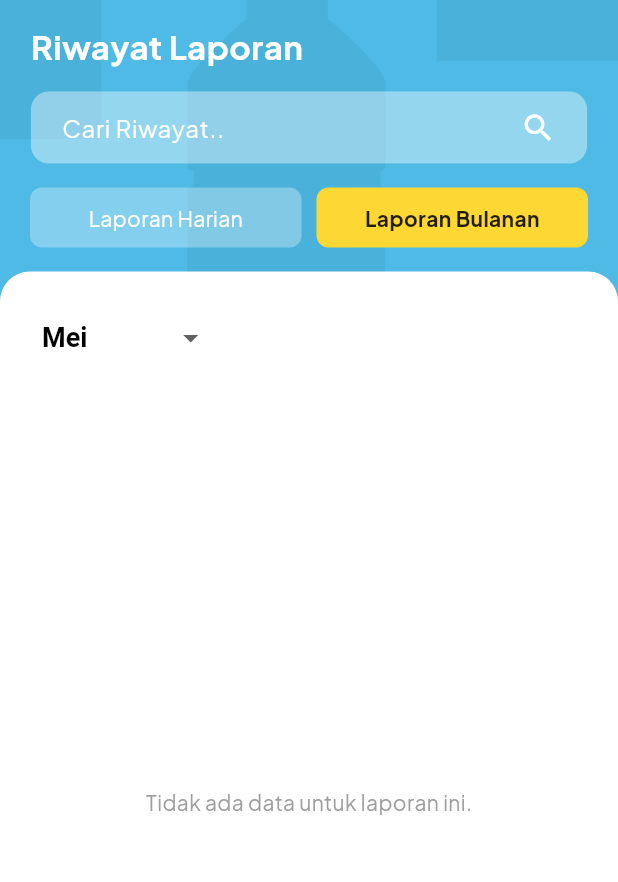
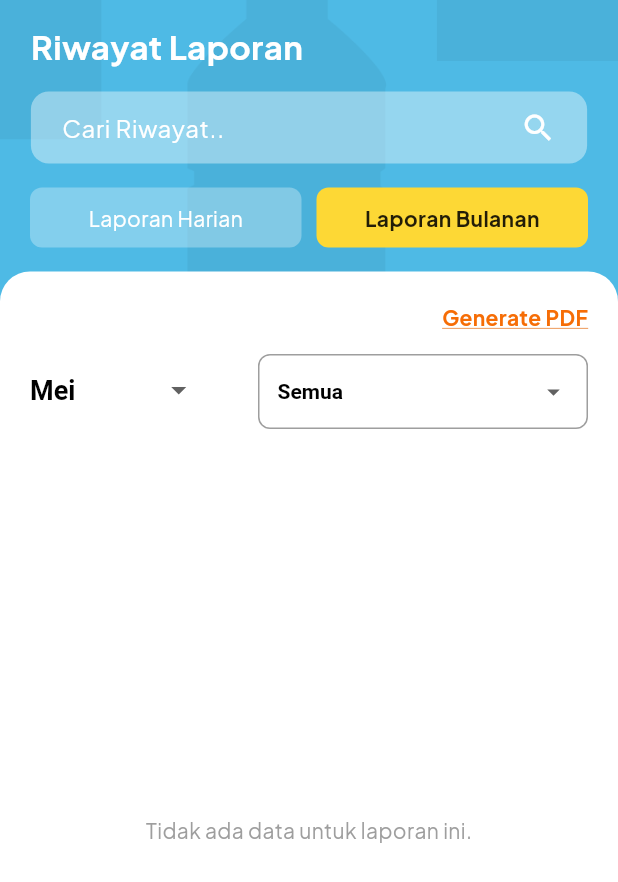
Before and after one commit to azzahrarinaldi/bersihku-app, a Flutter app: the AdminHistoryScreen screen opened directly, after a tap on "Laporan Bulanan", on a phone screen of 412 x 824 dp. Shown: the top 882 px of the screen. Run offline on Flutter 3.47's test engine with Material 3 defaults, Android fonts, the light colour scheme and no system bars; our stand-ins replace cloud_firestore, firebase_auth, firebase_core, firebase_storage, geocoding, geolocator and 5 more; accounts and stored records are empty.

Commit message:
add dropdown wilayah in history screen

```diff
--- a/lib/controllers/history_admin_controller.dart
+++ b/lib/controllers/history_admin_controller.dart
@@ -1,21 +1,19 @@
-// lib/controllers/history_admin_controller.dart
-
 import 'package:bersihku/models/detail_laporan_model.dart';
 import 'package:cloud_firestore/cloud_firestore.dart';
 import 'package:get/get.dart';
+import 'package:get/get_state_manager/src/simple/get_controllers.dart';
 import 'package:intl/intl.dart';
 
 class HistoryAdminController extends GetxController {
-  // Semua laporan
   final allLaporan = <DetailLaporanModel>[].obs;
-
-  // Hasil filter (hari/bulan + search)
   final filteredLaporanList = <DetailLaporanModel>[].obs;
 
   final isDaily = true.obs;
-  // Default ke bulan saat ini
   final selectedBulan = DateFormat('MMMM', 'id').format(DateTime.now()).obs;
   final searchQuery = ''.obs;
+
+  final wilayahList = <String>[].obs;
+  final selectedWilayah = 'Semua'.obs;
 
   @override
   void onInit() {
@@ -25,31 +23,19 @@ class HistoryAdminController extends GetxController {
 
   Future<void> fetchLaporan() async {
     try {
-      // 1) Ambil dokumen laporan
       final snapshot = await FirebaseFirestore.instance
           .collection('laporan_pengangkutan')
           .orderBy('created_at', descending: true)
           .get();
 
       final temp = <DetailLaporanModel>[];
-
-      // 2) Loop & inject data user ke raw map
       for (var doc in snapshot.docs) {
-        // buat salinan data supaya aman dimodifikasi
         final raw = Map<String, dynamic>.from(doc.data());
-
-        // ambil userId dari laporan
         final userId = raw['userId'] as String? ?? '';
 
         if (userId.isNotEmpty) {
-          // fetch dokumen user
-          final userSnap = await FirebaseFirestore.instance
-              .collection('users')
-              .doc(userId)
-              .get();
+          final userSnap = await FirebaseFirestore.instance.collection('users').doc(userId).get();
           final userData = userSnap.data() ?? {};
-
-          // inject name & profile_picture
           raw['name'] = userData['name'] ?? 'Unknown';
           raw['profile_picture'] = userData['profile_picture'] ?? '';
         } else {
@@ -57,38 +43,49 @@ class HistoryAdminController extends GetxController {
           raw['profile_picture'] = '';
         }
 
-        // 3) buat model dari raw yang sudah diperbarui
         temp.add(DetailLaporanModel.fromMap(raw, doc.id));
       }
 
-      // 4) assign ke observable & filter
       allLaporan.assignAll(temp);
       filteredLaporanList.assignAll(temp);
+
+      // Ambil wilayah unik + "Semua"
+      final wilayahSet = <String>{'Semua'};
+      for (var lap in temp) {
+        wilayahSet.add(lap.place);
+      }
+      wilayahList.assignAll(wilayahSet);
+      selectedWilayah.value = 'Semua';
+
       filterCardData();
     } catch (e, st) {
       print('Error fetchLaporan: $e\n$st');
     }
   }
 
-  /// Panggil ini tiap kali isDaily / selectedBulan / searchQuery berubah
   void filterCardData() {
     final q = searchQuery.value.toLowerCase();
     final bulanFilter = selectedBulan.value.toLowerCase();
     final daily = isDaily.value;
+    final wilayahFilter = selectedWilayah.value;
 
     final hasil = allLaporan.where((lap) {
-      // 1) Filter harian / bulanan
       if (!daily) {
-        final bulanLap = DateFormat('MMMM', 'id')
-            .format(lap.createdAt)
-            .toLowerCase();
+        final bulanLap = DateFormat('MMMM', 'id').format(lap.createdAt).toLowerCase();
         if (bulanLap != bulanFilter) return false;
       }
-      // 2) Filter berdasarkan nama atau tempat
+      if (wilayahFilter != 'Semua' && lap.place != wilayahFilter) return false;
+
       final teks = '${lap.name} ${lap.place}'.toLowerCase();
       return teks.contains(q);
     }).toList();
 
     filteredLaporanList.assignAll(hasil);
   }
+
+  void updateWilayah(String newWilayah) {
+    selectedWilayah.value = newWilayah;
+    filterCardData();
+  }
+
 }
--- a/lib/ui/admin-front/history-admin/admin_history_screen.dart
+++ b/lib/ui/admin-front/history-admin/admin_history_screen.dart
@@ -2,6 +2,7 @@ import 'package:bersihku/const.dart';
 import 'package:bersihku/controllers/history_admin_controller.dart';
 import 'package:bersihku/ui/admin-front/history-admin/components/admin_history_list.dart';
 import 'package:bersihku/ui/admin-front/history-admin/components/dropdown_bulan.dart';
+import 'package:bersihku/ui/admin-front/history-admin/components/dropdown_wilayah_history.dart';
 import 'package:flutter/material.dart';
 import 'package:get/get.dart';
 
@@ -93,32 +94,65 @@ class AdminHistoryScreen extends StatelessWidget {
                 padding: const EdgeInsets.symmetric(horizontal: 20),
                 child: Row(
                   children: [
-                    Expanded(child: _buildToggleButton(ctrl, true, "Laporan Harian")),
+                    Expanded(
+                        child:
+                            _buildToggleButton(ctrl, true, "Laporan Harian")),
                     const SizedBox(width: 10),
-                    Expanded(child: _buildToggleButton(ctrl, false, "Laporan Bulanan")),
+                    Expanded(
+                        child:
+                            _buildToggleButton(ctrl, false, "Laporan Bulanan")),
                   ],
                 ),
               ),
               const SizedBox(height: 16),
-              // Content list
+              // Content list + filter dropdowns
               Expanded(
                 child: Container(
                   decoration: const BoxDecoration(
                     color: Colors.white,
-                    borderRadius: BorderRadius.vertical(top: Radius.circular(20)),
+                    borderRadius:
+                        BorderRadius.vertical(top: Radius.circular(20)),
                   ),
                   child: Padding(
                       padding: const EdgeInsets.all(20),
                       child: Column(
-                      crossAxisAlignment: CrossAxisAlignment.start,  // <- tambahkan ini
+                        crossAxisAlignment: CrossAxisAlignment.start,
                         children: [
                           Obx(() {
                             if (!ctrl.isDaily.value) {
-                            return Align(
-                              alignment: Alignment.centerLeft,
-                              child: Padding(
-                                padding: const EdgeInsets.only(left: 8.0),  // geser 8px dari kiri
-                                child: DropdownBulan(
+                              return Padding(
+                                padding: const EdgeInsets.only(bottom: 15),
+                                child: Row(
+                                  mainAxisAlignment: MainAxisAlignment.end,
+                                  children: [
+                                    Text(
+                                      "Generate PDF",
+                                      style: TextStyle(
+                                        color: textSecondary,
+                                        fontWeight: FontWeight.bold,
+                                        decoration: TextDecoration.underline,
+                                        decorationColor: secondaryColor,
+                                      ),
+                                    )
+                                  ],
+                                ),
+                              );
+                            } else {
+                              return const SizedBox.shrink();
+                            }
+                          }),
+                          if (!ctrl.isDaily.value)
+                            const SizedBox(height: 0)
+                          else
+                            const SizedBox.shrink(),
+                          Obx(() {
+                            if (!ctrl.isDaily.value) {
+                              return Row(
+                                mainAxisAlignment:
+                                    MainAxisAlignment.spaceBetween,
+                                crossAxisAlignment: CrossAxisAlignment.start,
+                                children: [
+                                  DropdownBulan(
                                     selectedBulan: ctrl.selectedBulan.value,
                                     bulanList: bulanList,
                                     onChanged: (newVal) {
@@ -126,7 +160,14 @@ class AdminHistoryScreen extends StatelessWidget {
                                       ctrl.filterCardData();
                                     },
                                   ),
+                                  DropDownWilayahHistory(
+                                    selectedWilayah: ctrl.selectedWilayah.value,
+                                    wilayahList: ctrl.wilayahList.toList(),
+                                    onChanged: (newVal) {
+                                      ctrl.updateWilayah(newVal);
+                                    },
                                   ),
+                                ],
                               );
                             }
                             return const SizedBox.shrink();
@@ -140,8 +181,7 @@ class AdminHistoryScreen extends StatelessWidget {
                             }),
                           ),
                         ],
-                    ),
-                  ),
+                      )),
                 ),
               ),
             ],
@@ -151,7 +191,8 @@ class AdminHistoryScreen extends StatelessWidget {
     );
   }
 
-  Widget _buildToggleButton(HistoryAdminController ctrl, bool daily, String label) {
+  Widget _buildToggleButton(
+      HistoryAdminController ctrl, bool daily, String label) {
     return Obx(() {
       final sel = ctrl.isDaily.value == daily;
       return GestureDetector(
@@ -162,7 +203,8 @@ class AdminHistoryScreen extends StatelessWidget {
         child: Container(
           height: 40,
           decoration: BoxDecoration(
-            color: sel ? const Color(0xFFFDD835) : Colors.white.withOpacity(0.3),
+            color:
+                sel ? const Color(0xFFFDD835) : Colors.white.withOpacity(0.3),
             borderRadius: BorderRadius.circular(8),
           ),
           child: Center(
--- /dev/null
+++ b/lib/ui/admin-front/history-admin/components/dropdown_wilayah_history.dart
@@ -0,0 +1,70 @@
+import 'package:flutter/material.dart';
+
+class DropDownWilayahHistory extends StatelessWidget {
+  final String selectedWilayah;
+  final List<String> wilayahList;
+  final ValueChanged<String> onChanged;
+
+  const DropDownWilayahHistory({
+    super.key,
+    required this.selectedWilayah,
+    required this.wilayahList,
+    required this.onChanged,
+  });
+
+  @override
+  Widget build(BuildContext context) {
+    return Align(
+      alignment: Alignment.centerLeft,
+      child: Container(
+        width: 220,
+        padding: const EdgeInsets.symmetric(horizontal: 12),
+        decoration: BoxDecoration(
+          border: Border.all(color: Colors.grey),
+          borderRadius: BorderRadius.circular(8),
+        ),
+        child: DropdownButtonHideUnderline(
+          child: DropdownButton<String>(
+            value: selectedWilayah.isEmpty ? null : selectedWilayah,
+            hint: const Text(
+              "Pilih Wilayah",
+              style: TextStyle(
+                fontWeight: FontWeight.w600,
+                fontSize: 14,
+                color: Colors.black,
+              ),
+            ),
+            icon: const Icon(Icons.arrow_drop_down, size: 20),
+            style: const TextStyle(
+              fontSize: 14,
+              fontWeight: FontWeight.w600,
+              color: Colors.black,
+            ),
+            dropdownColor: Colors.white,
+            isExpanded: true,
+            items: wilayahList.map((String wilayah) {
+              return DropdownMenuItem<String>(
+                value: wilayah,
+                child: Text(
+                  wilayah,
+                  style: TextStyle(
+                    fontWeight: wilayah == selectedWilayah
+                        ? FontWeight.bold
+                        : FontWeight.normal,
+                    fontSize: 14,
+                    color: Colors.black,
+                  ),
+                ),
+              );
+            }).toList(),
+            onChanged: (String? newValue) {
+              if (newValue != null) {
+                onChanged(newValue);
+              }
+            },
+          ),
+        ),
+      ),
+    );
+  }
+}
```
Also changed, not shown: 4 other files. Lines whose indentation alone changed are shown as unchanged.
